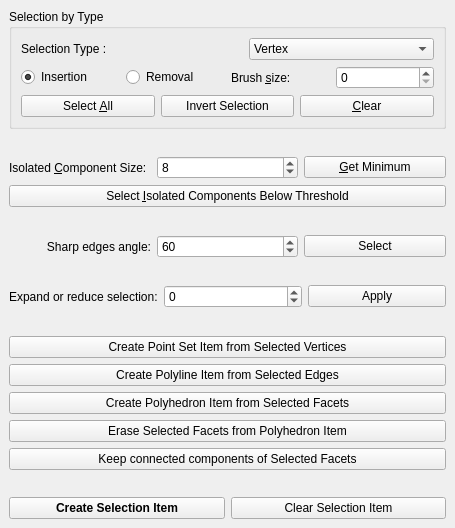
The window that Polyhedron/demo/Polyhedron/Plugins/PMP/Selection_widget.ui (CGAL/cgal) describes before a commit, drawn with Qt 5.
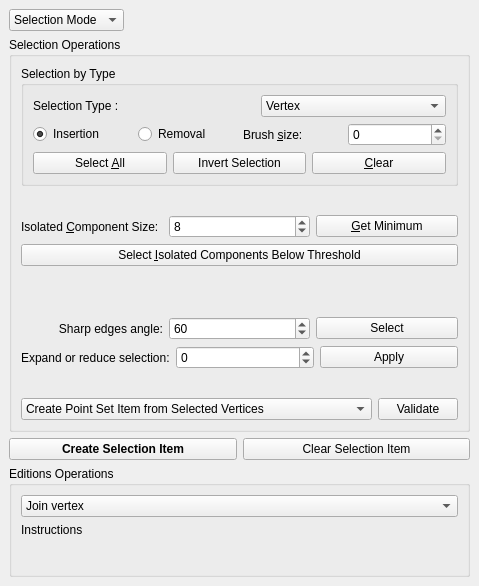
The same window after the commit.

```diff
--- a/Polyhedron/demo/Polyhedron/Plugins/PMP/Selection_widget.ui
+++ b/Polyhedron/demo/Polyhedron/Plugins/PMP/Selection_widget.ui
@@ -6,8 +6,8 @@
    <rect>
     <x>0</x>
     <y>0</y>
-    <width>455</width>
-    <height>528</height>
+    <width>479</width>
+    <height>586</height>
    </rect>
   </property>
   <property name="windowTitle">
@@ -16,6 +16,45 @@
   <widget class="QWidget" name="dockWidgetContents">
    <layout class="QVBoxLayout" name="verticalLayout">
     <item>
+     <layout class="QHBoxLayout" name="horizontalLayout_10">
+      <item>
+       <widget class="QComboBox" name="modeBox">
+        <item>
+         <property name="text">
+          <string>Selection Mode</string>
+         </property>
+        </item>
+        <item>
+         <property name="text">
+          <string>Edition Mode</string>
+         </property>
+        </item>
+       </widget>
+      </item>
+      <item>
+       <spacer name="horizontalSpacer_2">
+        <property name="orientation">
+         <enum>Qt::Horizontal</enum>
+        </property>
+        <property name="sizeHint" stdset="0">
+         <size>
+          <width>40</width>
+          <height>20</height>
+         </size>
+        </property>
+       </spacer>
+      </item>
+     </layout>
+    </item>
+    <item>
+     <widget class="QGroupBox" name="selection_groupBox">
+      <property name="title">
+       <string>Selection Operations</string>
+      </property>
+      <layout class="QVBoxLayout" name="verticalLayout_6">
+       <item>
+        <layout class="QVBoxLayout" name="verticalLayout_3">
+         <item>
      <widget class="QGroupBox" name="groupBox">
       <property name="title">
        <string>Selection by Type</string>
@@ -157,7 +196,7 @@
      </widget>
     </item>
     <item>
-     <spacer name="verticalSpacer_2">
+          <spacer name="verticalSpacer_3">
       <property name="orientation">
        <enum>Qt::Vertical</enum>
       </property>
@@ -212,7 +251,20 @@
      </layout>
     </item>
     <item>
-     <spacer name="verticalSpacer_3">
+          <spacer name="verticalSpacer_1">
+           <property name="orientation">
+            <enum>Qt::Vertical</enum>
+           </property>
+           <property name="sizeHint" stdset="0">
+            <size>
+             <width>20</width>
+             <height>40</height>
+            </size>
+           </property>
+          </spacer>
+         </item>
+         <item>
+          <spacer name="verticalSpacer">
       <property name="orientation">
        <enum>Qt::Vertical</enum>
       </property>
@@ -261,19 +313,6 @@
       </item>
      </layout>
     </item>
-    <item>
-     <spacer name="verticalSpacer_1">
-      <property name="orientation">
-       <enum>Qt::Vertical</enum>
-      </property>
-      <property name="sizeHint" stdset="0">
-       <size>
-        <width>20</width>
-        <height>40</height>
-       </size>
-      </property>
-     </spacer>
-    </item>
     <item>
      <layout class="QHBoxLayout" name="horizontalLayout_8">
       <item>
@@ -303,7 +342,7 @@
      </layout>
     </item>
     <item>
-     <spacer name="verticalSpacer_5">
+          <spacer name="verticalSpacer_2">
       <property name="orientation">
        <enum>Qt::Vertical</enum>
       </property>
@@ -316,55 +355,49 @@
      </spacer>
     </item>
     <item>
-     <widget class="QPushButton" name="Create_point_set_item_button">
+          <layout class="QHBoxLayout" name="horizontalLayout_13" stretch="1,0">
+           <item>
+            <widget class="QComboBox" name="operationsBox">
+             <item>
       <property name="text">
        <string>Create Point Set Item from Selected Vertices</string>
       </property>
-     </widget>
     </item>
     <item>
-     <widget class="QPushButton" name="Create_polyline_item_button">
       <property name="text">
        <string>Create Polyline Item from Selected Edges</string>
       </property>
-     </widget>
     </item>
     <item>
-     <widget class="QPushButton" name="Create_polyhedron_item_button">
       <property name="text">
        <string>Create Polyhedron Item from Selected Facets</string>
       </property>
-     </widget>
     </item>
     <item>
-     <widget class="QPushButton" name="Erase_selected_facets_button">
       <property name="text">
        <string>Erase Selected Facets from Polyhedron Item</string>
       </property>
-     </widget>
     </item>
     <item>
-     <widget class="QPushButton" name="Keep_connected_components_button">
-      <property name="toolTip">
-       <string extracomment="from selected facets"/>
-      </property>
       <property name="text">
-       <string>Keep connected components of Selected Facets</string>
-      </property>
+               <string>Keep Connected Components of Selected Facets</string>
+              </property>
+             </item>
      </widget>
     </item>
     <item>
-     <spacer name="verticalSpacer">
-      <property name="orientation">
-       <enum>Qt::Vertical</enum>
-      </property>
-      <property name="sizeHint" stdset="0">
-       <size>
-        <width>20</width>
-        <height>40</height>
-       </size>
-      </property>
-     </spacer>
+            <widget class="QPushButton" name="validateButton">
+             <property name="text">
+              <string>Validate</string>
+             </property>
+            </widget>
+           </item>
+          </layout>
+         </item>
+        </layout>
+       </item>
+      </layout>
+     </widget>
     </item>
     <item>
      <layout class="QHBoxLayout" name="horizontalLayout_4">
@@ -393,6 +426,87 @@
       </item>
      </layout>
     </item>
+    <item>
+     <widget class="QGroupBox" name="edition_groupBox">
+      <property name="title">
+       <string>Editions Operations</string>
+      </property>
+      <layout class="QVBoxLayout" name="verticalLayout_8">
+       <item>
+        <layout class="QVBoxLayout" name="verticalLayout_9" stretch="0,1">
+         <item>
+          <widget class="QComboBox" name="editionBox">
+           <item>
+            <property name="text">
+             <string>Join vertex</string>
+            </property>
+           </item>
+           <item>
+            <property name="text">
+             <string>Split vertex</string>
+            </property>
+           </item>
+           <item>
+            <property name="text">
+             <string>Split edges</string>
+            </property>
+           </item>
+           <item>
+            <property name="text">
+             <string>Join face</string>
+            </property>
+           </item>
+           <item>
+            <property name="text">
+             <string>Split face</string>
+            </property>
+           </item>
+           <item>
+            <property name="text">
+             <string>Collapse edge</string>
+            </property>
+           </item>
+           <item>
+            <property name="text">
+             <string>Flip edge</string>
+            </property>
+           </item>
+           <item>
+            <property name="text">
+             <string>Add center vertex</string>
+            </property>
+           </item>
+           <item>
+            <property name="text">
+             <string>Remove center vertex</string>
+            </property>
+           </item>
+           <item>
+            <property name="text">
+             <string>Add vertex and face to border</string>
+            </property>
+           </item>
+           <item>
+            <property name="text">
+             <string>Add face to border</string>
+            </property>
+           </item>
+          </widget>
+         </item>
+         <item>
+          <widget class="QLabel" name="instructionsLabel">
+           <property name="text">
+            <string>Instructions 
+
+</string>
+           </property>
+          </widget>
+         </item>
+        </layout>
+       </item>
+      </layout>
+     </widget>
+    </item>
    </layout>
   </widget>
  </widget>
```
Lines whose indentation alone changed are shown as unchanged.
